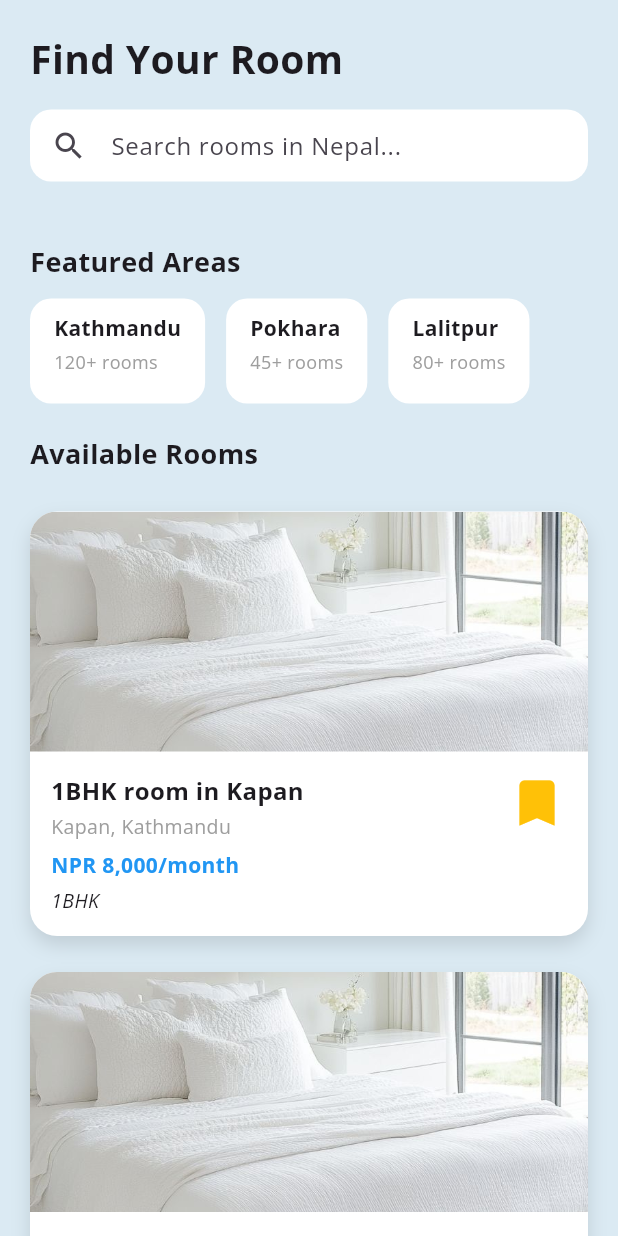
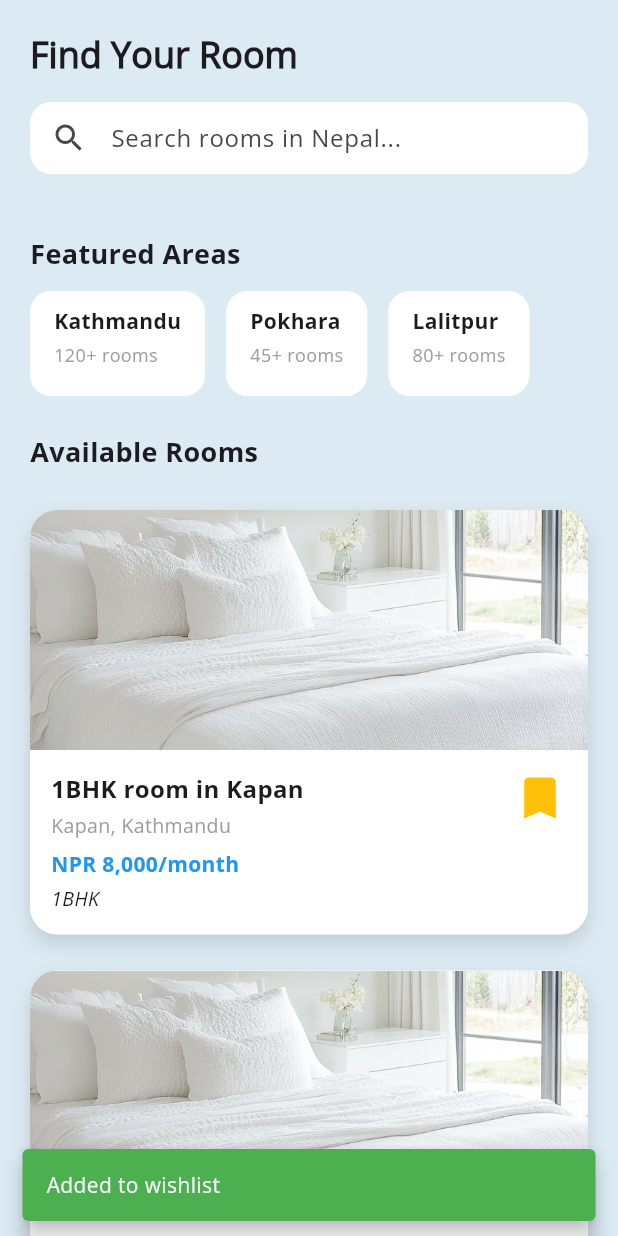
Before and after one commit to Deepa131/room_rental, a Flutter app: the HomeScreen screen opened directly, after a tap on the "bookmark" icon, on a phone screen of 412 x 824 dp. Run offline on Flutter 3.47's test engine with Material 3 defaults, Android fonts, the phone set to English and light mode, and no system bars.

Commit message:
updated home screen

```diff
--- a/lib/screens/bottom_screen/home_screen.dart
+++ b/lib/screens/bottom_screen/home_screen.dart
@@ -1,5 +1,6 @@
 import 'package:flutter/material.dart';
 import 'package:room_rental/data/wishlist_screen.dart';
+import 'package:room_rental/common/my_snackbar.dart';
 
 class HomeScreen extends StatefulWidget {
   const HomeScreen({super.key});
@@ -9,8 +10,12 @@ class HomeScreen extends StatefulWidget {
 }
 
 class _HomeScreenState extends State<HomeScreen> {
+  final TextEditingController _searchController = TextEditingController();
+
   @override
   Widget build(BuildContext context) {
+    final theme = Theme.of(context);
+
     return Scaffold(
       backgroundColor: const Color(0xffdbeaf3),
       body: SafeArea(
@@ -18,94 +23,13 @@ class _HomeScreenState extends State<HomeScreen> {
           child: Column(
             crossAxisAlignment: CrossAxisAlignment.start,
             children: [
-              /// TOP SECTION
-              Container(
-                padding: const EdgeInsets.all(20),
-                decoration: const BoxDecoration(
-                  color: Color(0xffdbeaf3),
-                  borderRadius: BorderRadius.only(
-                    bottomLeft: Radius.circular(28),
-                    bottomRight: Radius.circular(28),
-                  ),
-                ),
-                child: Column(
-                  crossAxisAlignment: CrossAxisAlignment.start,
-                  children: [
-                    const Text(
-                      "Find Your Room",
-                      style: TextStyle(
-                        fontFamily: 'OpenSans Bold',
-                        fontSize: 26,
-                      ),
-                    ),
-
-                    const SizedBox(height: 16),
-
-                    /// SEARCH BAR
-                    Container(
-                      padding: const EdgeInsets.symmetric(horizontal: 14),
-                      decoration: BoxDecoration(
-                        color: Colors.white,
-                        borderRadius: BorderRadius.circular(14),
-                      ),
-                      child: const TextField(
-                        decoration: InputDecoration(
-                          icon: Icon(Icons.search),
-                          hintText: "Search rooms in Nepal...",
-                          border: InputBorder.none,
-                          hintStyle: TextStyle(
-                            fontFamily: 'OpenSans Regular',
-                          ),
-                        ),
-                      ),
-                    ),
-                  ],
-                ),
-              ),
-
+              _buildHeader(theme),
               const SizedBox(height: 20),
-
-              /// FEATURED AREAS
-              Padding(
-                padding: const EdgeInsets.symmetric(horizontal: 20),
-                child: const Text(
-                  "Featured Areas",
-                  style: TextStyle(
-                    fontFamily: 'OpenSans Bold',
-                    fontSize: 18,
-                  ),
-                ),
-              ),
-
+              _sectionTitle("Featured Areas"),
               const SizedBox(height: 12),
-
-              SizedBox(
-                height: 70,
-                child: ListView(
-                  scrollDirection: Axis.horizontal,
-                  padding: const EdgeInsets.only(left: 20),
-                  children: [
-                    _featuredArea("Kathmandu", "120+ rooms"),
-                    _featuredArea("Pokhara", "45+ rooms"),
-                    _featuredArea("Lalitpur", "80+ rooms"),
-                  ],
-                ),
-              ),
-
-              const SizedBox(height: 20),
-
-              /// AVAILABLE ROOMS
-              Padding(
-                padding: const EdgeInsets.symmetric(horizontal: 20),
-                child: const Text(
-                  "Available Rooms",
-                  style: TextStyle(
-                    fontFamily: 'OpenSans Bold',
-                    fontSize: 18,
-                  ),
-                ),
-              ),
-
+              _buildFeaturedAreas(),
+              const SizedBox(height: 24),
+              _sectionTitle("Available Rooms"),
               const SizedBox(height: 14),
 
               _roomCard(
@@ -124,7 +48,7 @@ class _HomeScreenState extends State<HomeScreen> {
                 type: "Single Room",
               ),
 
-              const SizedBox(height: 20),
+              const SizedBox(height: 30),
             ],
           ),
         ),
@@ -132,38 +56,83 @@ class _HomeScreenState extends State<HomeScreen> {
     );
   }
 
-  /// FEATURED AREA WIDGET
-  Widget _featuredArea(String title, String subtitle) {
+  // ========================= HEADER =========================
+
+  Widget _buildHeader(ThemeData theme) {
     return Container(
-      margin: const EdgeInsets.only(right: 14),
-      padding: const EdgeInsets.symmetric(horizontal: 16, vertical: 10),
-      decoration: BoxDecoration(
-        color: Colors.white,
-        borderRadius: BorderRadius.circular(14),
+      padding: const EdgeInsets.all(20),
+      decoration: const BoxDecoration(
+        color: Color(0xffdbeaf3),
+        borderRadius: BorderRadius.only(
+          bottomLeft: Radius.circular(28),
+          bottomRight: Radius.circular(28),
+        ),
       ),
       child: Column(
         crossAxisAlignment: CrossAxisAlignment.start,
         children: [
           Text(
-            title,
-            style: const TextStyle(
-              fontFamily: 'OpenSans Bold',
-              fontSize: 14,
+            "Find Your Room",
+            style: theme.textTheme.headlineSmall?.copyWith(
+              fontWeight: FontWeight.bold,
             ),
           ),
-          const SizedBox(height: 4),
-          Text(
-            subtitle,
-            style: const TextStyle(
-              fontFamily: 'OpenSans Regular',
-              fontSize: 12,
-              color: Colors.grey,
-            ),
-          ),
+          const SizedBox(height: 16),
+          _buildSearchField(),
         ],
       ),
     );
   }
+
+  Widget _buildSearchField() {
+    return Container(
+      padding: const EdgeInsets.symmetric(horizontal: 14),
+      decoration: BoxDecoration(
+        color: Colors.white,
+        borderRadius: BorderRadius.circular(14),
+      ),
+      child: TextField(
+        controller: _searchController,
+        decoration: const InputDecoration(
+          icon: Icon(Icons.search),
+          hintText: "Search rooms in Nepal...",
+          border: InputBorder.none,
+        ),
+      ),
+    );
+  }
+
+  // ========================= SECTIONS =========================
+
+  Widget _sectionTitle(String title) {
+    return Padding(
+      padding: const EdgeInsets.symmetric(horizontal: 20),
+      child: Text(
+        title,
+        style: const TextStyle(
+          fontFamily: 'OpenSans Bold',
+          fontSize: 18,
+        ),
+      ),
+    );
+  }
+
+  Widget _buildFeaturedAreas() {
+    return SizedBox(
+      height: 70,
+      child: ListView(
+        scrollDirection: Axis.horizontal,
+        padding: const EdgeInsets.only(left: 20),
+        children: const [
+          _FeaturedArea(title: "Kathmandu", subtitle: "120+ rooms"),
+          _FeaturedArea(title: "Pokhara", subtitle: "45+ rooms"),
+          _FeaturedArea(title: "Lalitpur", subtitle: "80+ rooms"),
+        ],
+      ),
+    );
+  }
+
+  // ========================= ROOM CARD =========================
 
   Widget _roomCard({
     required String image,
@@ -177,21 +146,20 @@ class _HomeScreenState extends State<HomeScreen> {
     );
 
     return StatefulBuilder(
-      builder: (context, setState) {
+      builder: (context, setLocalState) {
         return Container(
           margin: const EdgeInsets.symmetric(horizontal: 20, vertical: 12),
           decoration: BoxDecoration(
             color: Colors.white,
             borderRadius: BorderRadius.circular(18),
-            boxShadow: [
+            boxShadow: const [
               BoxShadow(
                 color: Colors.black12,
                 blurRadius: 10,
-                offset: const Offset(0, 6),
+                offset: Offset(0, 6),
               ),
             ],
           ),
-
           child: Column(
             crossAxisAlignment: CrossAxisAlignment.start,
             children: [
@@ -213,7 +181,60 @@ class _HomeScreenState extends State<HomeScreen> {
                   crossAxisAlignment: CrossAxisAlignment.start,
                   children: [
                     Expanded(
-                      child: Column(
+                      child: _roomDetails(
+                        title,
+                        location,
+                        price,
+                        type,
+                      ),
+                    ),
+                    _wishlistIcon(
+                      isWishlisted,
+                      onTap: () {
+                        setLocalState(() {
+                          if (isWishlisted) {
+                            WishlistData.wishlistRooms.removeWhere(
+                              (room) => room['title'] == title,
+                            );
+                            showMySnackBar(
+                              context: context,
+                              message: "Removed from wishlist",
+                              color: Colors.red,
+                            );
+                          } else {
+                            WishlistData.wishlistRooms.add({
+                              'image': image,
+                              'title': title,
+                              'location': location,
+                              'price': price,
+                              'type': type,
+                            });
+                            showMySnackBar(
+                              context: context,
+                              message: "Added to wishlist",
+                            );
+                          }
+                          isWishlisted = !isWishlisted;
+                        });
+                      },
+                    ),
+                  ],
+                ),
+              ),
+            ],
+          ),
+        );
+      },
+    );
+  }
+
+  Widget _roomDetails(
+    String title,
+    String location,
+    String price,
+    String type,
+  ) {
+    return Column(
       crossAxisAlignment: CrossAxisAlignment.start,
       children: [
         Text(
@@ -250,41 +271,62 @@ class _HomeScreenState extends State<HomeScreen> {
           ),
         ),
       ],
+    );
+  }
+
+  Widget _wishlistIcon(bool isWishlisted, {required VoidCallback onTap}) {
+    return GestureDetector(
+      onTap: onTap,
+      child: Icon(
+        Icons.bookmark,
+        size: 36,
+        color: isWishlisted ? Colors.amber : Colors.black,
+      ),
+    );
+  }
+}
+
+// ========================= FEATURED AREA WIDGET =========================
+
+class _FeaturedArea extends StatelessWidget {
+  final String title;
+  final String subtitle;
+
+  const _FeaturedArea({
+    required this.title,
+    required this.subtitle,
+  });
+
+  @override
+  Widget build(BuildContext context) {
+    return Container(
+      margin: const EdgeInsets.only(right: 14),
+      padding: const EdgeInsets.symmetric(horizontal: 16, vertical: 10),
+      decoration: BoxDecoration(
+        color: Colors.white,
+        borderRadius: BorderRadius.circular(14),
+      ),
+      child: Column(
+        crossAxisAlignment: CrossAxisAlignment.start,
+        children: [
+          Text(
+            title,
+            style: const TextStyle(
+              fontFamily: 'OpenSans Bold',
+              fontSize: 14,
             ),
           ),
-
-                    GestureDetector(
-                      onTap: () {
-                        setState(() {
-                          if (isWishlisted) {
-                            WishlistData.wishlistRooms.removeWhere(
-                              (room) => room['title'] == title,
-                            );
-                          } else {
-                            WishlistData.wishlistRooms.add({
-                              'image': image,
-                              'title': title,
-                              'location': location,
-                              'price': price,
-                              'type': type,
-                            });
-                          }
-                          isWishlisted = !isWishlisted;
-                        });
-                      },
-                      child: Icon(
-                        Icons.bookmark,
-                        size: 40,
-                        color: isWishlisted ? Colors.amber : Colors.black,
-                      ),
-                    ),
-                  ],
+          const SizedBox(height: 4),
+          Text(
+            subtitle,
+            style: const TextStyle(
+              fontFamily: 'OpenSans Regular',
+              fontSize: 12,
+              color: Colors.grey,
             ),
           ),
         ],
       ),
     );
-      },
-    );
   }
 }
--- a/lib/screens/onboardingone_screen.dart
+++ b/lib/screens/onboardingone_screen.dart
@@ -15,20 +15,17 @@ class _OnboardingOneScreenState extends State<OnboardingOneScreen> {
     return Scaffold(
       body: Stack(
         children: [
-          // Background image
           SizedBox.expand(
             child: Image.asset(
               "assets/images/image1.png",
-              fit: BoxFit.cover, // covers the entire screen
+              fit: BoxFit.cover,
             ),
           ),
 
-          // Overlay with content
           Container(
-            color: Colors.black.withOpacity(0.1), // optional dark overlay for text readability
+            color: Colors.black.withOpacity(0.1),
           ),
 
-          // Main content
           SafeArea(
             child: Padding(
               padding: const EdgeInsets.symmetric(horizontal: 24.0, vertical: 24.0),
--- a/lib/screens/onboardingthree_screen.dart
+++ b/lib/screens/onboardingthree_screen.dart
@@ -15,7 +15,6 @@ class _OnboardingthreeScreenState extends State<OnboardingthreeScreen> {
     return Scaffold(
       body: Stack(
         children: [
-          // Background image
           SizedBox.expand(
             child: Image.asset(
               "assets/images/onboarding_bg3.png",
@@ -23,12 +22,10 @@ class _OnboardingthreeScreenState extends State<OnboardingthreeScreen> {
             ),
           ),
 
-          // Dark overlay for contrast
           Container(
             color: Colors.black.withOpacity(0.25),
           ),
 
-          // Main content
           SafeArea(
             child: Padding(
               padding: const EdgeInsets.symmetric(horizontal: 24.0, vertical: 24.0),
@@ -37,7 +34,6 @@ class _OnboardingthreeScreenState extends State<OnboardingthreeScreen> {
                 children: [
                   const SizedBox(height: 150),
 
-                  // Title
                   const Text(
                     "Choose Your Role",
                     textAlign: TextAlign.center,
@@ -63,7 +59,6 @@ class _OnboardingthreeScreenState extends State<OnboardingthreeScreen> {
 
                   const SizedBox(height: 5),
 
-                  // Role cards with gradient + shadow + blur
                   Expanded(
                     child: Column(
                       mainAxisAlignment: MainAxisAlignment.center,
--- a/lib/screens/onboardingtwo_screen.dart
+++ b/lib/screens/onboardingtwo_screen.dart
@@ -15,25 +15,22 @@ class _OnboardingtwoScreenState extends State<OnboardingtwoScreen> {
     return Scaffold(
       body: Stack(
         children: [
-          // Background image (optional)
           SizedBox.expand(
             child: Image.asset(
-              "assets/images/image2_background.png", // add a background image for consistency
+              "assets/images/image2_background.png",
               fit: BoxFit.cover,
             ),
           ),
 
-          // Dark overlay for readability
           Container(
             color: Colors.black.withOpacity(0.15),
           ),
 
-          // Main content
           SafeArea(
             child: Padding(
               padding: const EdgeInsets.symmetric(horizontal: 24.0, vertical: 24.0),
               child: Column(
-                mainAxisAlignment: MainAxisAlignment.end, // positions content at bottom
+                mainAxisAlignment: MainAxisAlignment.end,
                 crossAxisAlignment: CrossAxisAlignment.center,
                 children: [
                   // Icon stack
```
Lines whose indentation alone changed are shown as unchanged.
